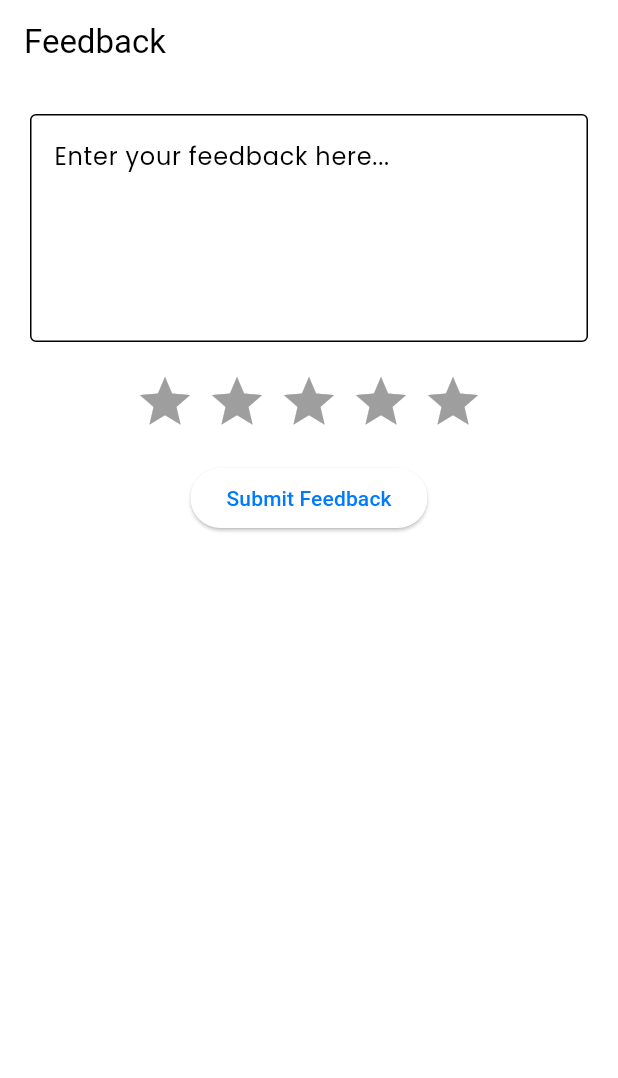
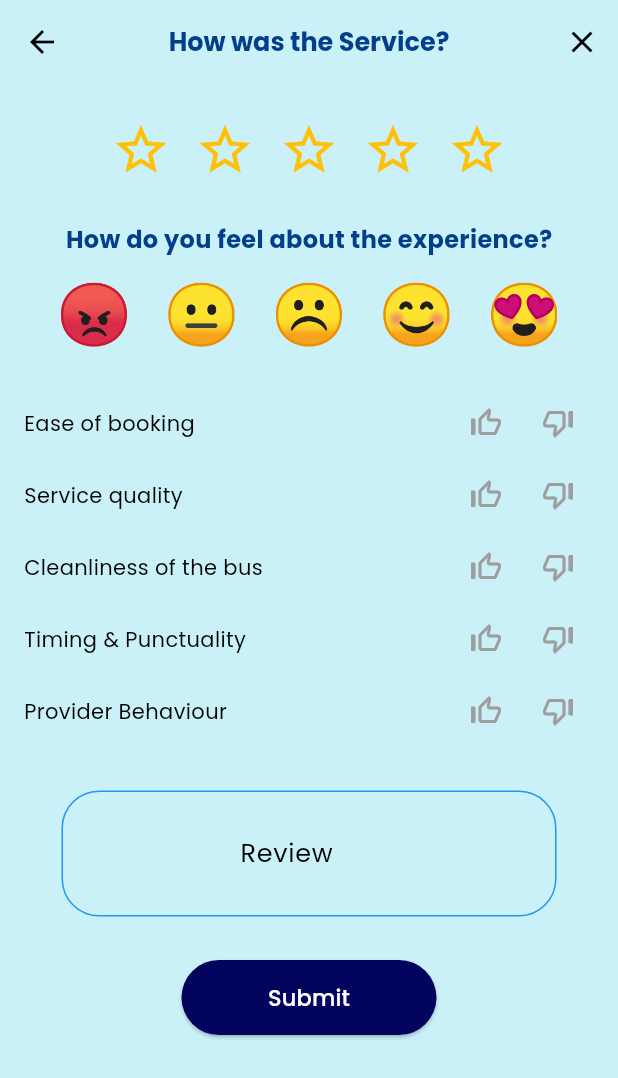
Before and after one commit to MuhamadAwaisKhan/Servtol-fyp, a Flutter app: the FeedbackScreen screen opened directly, on a phone screen of 412 x 824 dp. Shown: the top 1078 px of the screen. Run offline on Flutter 3.47's test engine with Material 3 defaults, Android fonts, the phone set to English and light mode, and no system bars; drawn by our look-alikes of flutter_rating_bar; our stand-ins replace carousel_slider, cloud_firestore, firebase_auth, firebase_core, firebase_messaging, firebase_storage and 15 more; missing offline and left inert: firebase_app_check; accounts and stored records are empty; project files that could hold a hidden picture were left out.

Commit message:
project lastsemester and few days before external commit with big dreams and full of challenges

```diff
--- /dev/null
+++ b/lib/feedbackscreen.dart
@@ -0,0 +1,239 @@
+import 'package:flutter/material.dart';
+import 'package:fluttertoast/fluttertoast.dart';
+import 'package:servtol/util/AppColors.dart';
+import 'package:servtol/util/uihelper.dart';
+
+class FeedbackScreen extends StatefulWidget {
+  const FeedbackScreen({Key? key}) : super(key: key);
+
+  @override
+  State<FeedbackScreen> createState() => _FeedbackScreenState();
+}
+
+class _FeedbackScreenState extends State<FeedbackScreen> {
+  int _rating = 0;
+  int _selectedEmojiIndex = -1; // To track the selected emoji
+
+  Map<String, int> _feedback = {
+    'Ease of booking': 0,
+    'Service quality': 0,
+    'Cleanliness of the bus': 0,
+    'Timing & Punctuality': 0,
+    'Provider Behaviour': 0,
+  };
+
+  final _notesController = TextEditingController();
+
+  // Emoji set and labels
+  List<String> emojis = ['😡', '😐', '☹️', '😊', '😍'];
+  List<String> emojiLabels = ['Angry', 'Neutral', 'Sad', 'Good', 'Love'];
+
+// Define colors that relate to each emoji
+  List<Color> emojiColors = [
+    Colors.red, // Angry
+    Colors.orange, // Neutral
+    Colors.amber, // Sad
+    Colors.blue, // Good
+    Colors.pinkAccent // Love
+  ];
+
+  @override
+  Widget build(BuildContext context) {
+    return Scaffold(
+      appBar: AppBar(
+        leading: IconButton(
+          icon: Icon(Icons.arrow_back),
+          onPressed: () => Navigator.of(context).pop(),
+        ),
+        title: Text(
+          'How was the Service?',
+          style: TextStyle(fontFamily: 'Poppins',fontSize: 17,fontWeight: FontWeight.bold,
+          color: AppColors.heading,),
+        ),
+        actions: [
+          IconButton(
+            icon: Icon(Icons.close),
+            onPressed: () => Navigator.of(context)..pop()..pop(),
+          ),
+        ],
+        centerTitle: true,
+        backgroundColor: AppColors.background,
+      ),
+      backgroundColor: AppColors.background,
+      body: SingleChildScrollView(
+        child: Padding(
+          padding: const EdgeInsets.all(16.0),
+          child: Column(
+            children: [
+              // Star rating
+              Row(
+                mainAxisAlignment: MainAxisAlignment.center,
+                children: List.generate(5, (index) {
+                  return IconButton(
+                    onPressed: () {
+                      setState(() {
+                        _rating = index + 1;
+                      });
+                    },
+                    icon: Icon(size: 40,
+                      index < _rating ? Icons.star : Icons.star_border,
+                      color: Colors.amber,
+                    ),
+                  );
+                }),
+              ),
+              SizedBox(height: 20),
+
+              // Emoji selection below the star rating
+              Column(
+                children: [
+                  Text(
+                    'How do you feel about the experience?',
+                    style: TextStyle(fontFamily: 'Poppins', fontSize: 16,fontWeight: FontWeight.bold,color: AppColors.heading),
+                  ),
+                  SizedBox(height: 10),
+                  Row(
+                    mainAxisAlignment: MainAxisAlignment.spaceEvenly,
+                    children: List.generate(emojis.length, (index) {
+                      return GestureDetector(
+                        onTap: () {
+                          setState(() {
+                            _selectedEmojiIndex = index;
+                          });
+                        },
+                        child: Column(
+                          children: [
+                            Text(
+                              emojis[index],
+                              style: TextStyle(
+                                fontSize: 40,
+                                fontFamily: 'Poppins',
+                                color: _selectedEmojiIndex == index
+                                    ? emojiColors[index]
+                                    : Colors.black,
+                              ),
+                            ),
+                            if (_selectedEmojiIndex == index)
+                              Text(
+                                emojiLabels[index],
+                                style: TextStyle(
+                                  fontSize: 12,
+                                  fontFamily: 'Poppins',
+                                  color: emojiColors[index], // Set color based on the emoji
+                                  fontWeight: FontWeight.bold,
+                                ),
+                              ),
+                          ],
+                        ),
+                      );
+                    }),
+                  ),
+                ],
+              ),
+              SizedBox(height: 20),
+
+              // Feedback options with thumbs up/down
+              ..._feedback.keys.map((option) {
+                return Row(
+                  children: [
+                    Text(
+                      option,
+                      style: TextStyle(fontFamily: 'Poppins'),
+                    ),
+                    Spacer(),
+                    IconButton(
+                      onPressed: () {
+                        setState(() {
+                          _feedback[option] = 1;
+                        });
+                      },
+                      icon: Icon(
+                        _feedback[option] == 1
+                            ? Icons.thumb_up
+                            : Icons.thumb_up_off_alt,
+                        color:
+                            _feedback[option] == 1 ? Colors.green : Colors.grey,
+                      ),
+                    ),
+                    IconButton(
+                      onPressed: () {
+                        setState(() {
+                          _feedback[option] = -1;
+                        });
+                      },
+                      icon: Icon(
+                        _feedback[option] == -1
+                            ? Icons.thumb_down
+                            : Icons.thumb_down_off_alt,
+                        color:
+                            _feedback[option] == -1 ? Colors.red : Colors.grey,
+                      ),
+                    ),
+                  ],
+                );
+              }).toList(),
+              SizedBox(height: 20),
+
+              // Add a note
+              uihelper.customDescriptionField1(_notesController, "Review"),
+              SizedBox(height: 20),
+
+              // Submit button
+              uihelper.CustomButton1(() {
+                // TODO: Handle feedback submission
+                print('Rating: $_rating');
+                print(
+                    'Selected Emoji: ${_selectedEmojiIndex >= 0 ? emojiLabels[_selectedEmojiIndex] : 'None'}');
+                print('Feedback: $_feedback');
+                print('Notes: ${_notesController.text}');
+                // // Show Snackbar
+                // Fluttertoast.showToast(
+                //   msg: "Thanks for the feedback!",
+                //   toastLength: Toast.LENGTH_SHORT,
+                //   gravity: ToastGravity.BOTTOM,
+                //   backgroundColor: Colors.green,
+                //   textColor: Colors.white,
+                //   fontSize: 16.0,
+                // );
+
+
+                //   SnackBar(
+                //     content: Text(
+                //       'Thanks for the feedback!',
+                //       style: TextStyle(fontFamily: 'Poppins'),
+                //     ),
+                //     backgroundColor: Colors.green,
+                //     duration: Duration(seconds: 2),
+                //   ),
+                // );
+                showDialog(
+                    context: context,
+                    builder: (BuildContext context)
+                {
+                  return AlertDialog(
+                    title: Text(
+                        'Thank You!', style: TextStyle(fontFamily: 'Poppins')),
+                    content: Text(
+                      'Thanks for the feedback!',
+                      style: TextStyle(fontFamily: 'Poppins'),
+                    ),
+                    actions: <Widget>[
+                      TextButton(
+                        child: Text('OK', style: TextStyle(
+                            fontFamily: 'Poppins')),
+                        onPressed: () {
+                          Navigator.of(context)..pop()..pop()..pop(); // Close the dialog
+                        },
+                      ),
+                    ],
+                  );
+                },
+                );
+              }, "Submit", 50, 170),
+            ],
+          ),
+        ),
+      ),
+    );
+  }
+}
--- a/lib/main.dart
+++ b/lib/main.dart
@@ -3,7 +3,7 @@ import 'package:firebase_core/firebase_core.dart';
 import 'package:servtol/main%20login.dart';
 import 'package:servtol/startscreen.dart';
 import 'package:servtol/tester%20file.dart';
-import 'package:servtol/text.dart';
+import 'package:servtol/feedbackscreen.dart';
 import 'package:servtol/util/theme.dart';
 import 'firebase_options.dart';
 import 'package:flutter/foundation.dart';
@@ -67,7 +67,7 @@ Future <void> main() async {
     // myapptesting(),
       startingscreen(),
     // MyApp(),
-    // FeedbackAndReview(),
+    // FeedbackScreen(),
     //     tester(),
     //  mainlogin(),
     //   BookServiceScreen(service: widget.service),
--- a/lib/text.dart
+++ /dev/null
@@ -1,196 +0,0 @@
-import 'package:flutter/material.dart';
-import 'package:flutter_rating_bar/flutter_rating_bar.dart';
-
-
-
-class MyApp extends StatelessWidget {
-  const MyApp({Key? key}) : super(key: key);
-
-  @override
-  Widget build(BuildContext context) {
-    return MaterialApp(
-      title: 'Feedback App',
-      theme: ThemeData(
-        primarySwatch: Colors.blue,
-      ),
-      home: const FeedbackScreen(),
-    );
-  }
-}
-
-class FeedbackScreen extends StatefulWidget {
-  const FeedbackScreen({Key? key}) : super(key: key);
-
-  @override
-  State<FeedbackScreen> createState() => _FeedbackScreenState();
-}
-
-class _FeedbackScreenState extends State<FeedbackScreen> {
-  final TextEditingController _textController = TextEditingController();
-  double _rating = 0;
-
-  @override
-  Widget build(BuildContext context) {
-    return Scaffold(
-      appBar: AppBar(
-        title: const Text('Feedback'),
-      ),
-      body: Padding(
-        padding: const EdgeInsets.all(20.0),
-        child: Column(
-          children: [
-            // Text Input for Feedback
-            TextField(
-              controller: _textController,
-              maxLines: 5,
-              decoration: const InputDecoration(
-                hintText: 'Enter your feedback here...',
-                border: OutlineInputBorder(),
-              ),
-            ),
-            const SizedBox(height: 20),
-
-            // Star Rating
-            RatingBar.builder(
-              initialRating: _rating,
-              minRating: 1,
-              direction: Axis.horizontal,
-              allowHalfRating: true,
-              itemCount: 5,
-              itemPadding: const EdgeInsets.symmetric(horizontal: 4.0),
-              itemBuilder: (context, _) => const Icon(
-                Icons.star,
-                color: Colors.amber,
-              ),
-              onRatingUpdate: (rating) {
-                setState(() {
-                  _rating = rating;
-                });
-              },
-            ),
-            const SizedBox(height: 20),
-
-            // Submit Button
-            ElevatedButton(
-              onPressed: () {
-                // Here you can process the feedback
-                String feedbackText = _textController.text;
-                double rating = _rating;
-                print('Feedback: $feedbackText');
-                print('Rating: $rating');
-                // TODO: Send feedback to your server or perform other actions
-                // You can show a snackbar or dialog to confirm submission
-                ScaffoldMessenger.of(context).showSnackBar(
-                  SnackBar(content: Text('Feedback submitted! (Rating: $rating)')),
-                );
-              },
-              child: const Text('Submit Feedback'),
-            ),
-          ],
-        ),
-      ),
-    );
-  }
-}
-
-
-
-// import 'package:flutter/material.dart';
-
-
-// class FeedbackAndReview extends StatefulWidget {
-//   @override
-//   _FeedbackAndReviewState createState() => _FeedbackAndReviewState();
-// }
-//
-// class _FeedbackAndReviewState extends State<FeedbackAndReview> {
-//   int _rating = 0; // Holds the star rating (1-5)
-//   final TextEditingController _feedbackController = TextEditingController();
-//
-//   void _setRating(int rating) {
-//     setState(() {
-//       _rating = rating;
-//     });
-//   }
-//
-//   @override
-//   void dispose() {
-//     _feedbackController.dispose(); // Dispose the controller to avoid memory leaks
-//     super.dispose();
-//   }
-//
-//   @override
-//   Widget build(BuildContext context) {
-//     return Scaffold(
-//       appBar: AppBar(
-//         title: Text('Feedback & Review'),
-//         centerTitle: true,
-//         backgroundColor: Colors.blueAccent,
-//       ),
-//       body: Padding(
-//         padding: const EdgeInsets.all(16.0),
-//         child: Column(
-//           crossAxisAlignment: CrossAxisAlignment.start,
-//           children: [
-//             Text(
-//               'How was your experience?',
-//               style: TextStyle(
-//                 fontSize: 20,
-//                 fontWeight: FontWeight.bold,
-//               ),
-//             ),
-//             SizedBox(height: 16),
-//             Row(
-//               children: List.generate(5, (index) {
-//                 return IconButton(
-//                   onPressed: () {
-//                     _setRating(index + 1);
-//                   },
-//                   icon: Icon(
-//                     index < _rating ? Icons.star : Icons.star_border,
-//                     color: Colors.amber,
-//                     size: 40,
-//                   ),
-//                 );
-//               }),
-//             ),
-//             SizedBox(height: 16),
-//             TextField(
-//               controller: _feedbackController,
-//               maxLines: 5,
-//               decoration: InputDecoration(
-//                 labelText: 'Your feedback',
-//                 border: OutlineInputBorder(),
-//                 hintText: 'Please share your experience',
-//               ),
-//             ),
-//             SizedBox(height: 20),
-//             Center(
-//               child: ElevatedButton(
-//                 onPressed: () {
-//                   if (_rating == 0) {
-//                     ScaffoldMessenger.of(context).showSnackBar(
-//                       SnackBar(content: Text('Please provide a star rating')),
-//                     );
-//                   } else {
-//                     // Handle submission of feedback and rating
-//                     String feedback = _feedbackController.text;
-//                     print('Rating: $_rating');
-//                     print('Feedback: $feedback');
-//                     // You can now send the feedback and rating to your backend or Firestore
-//
-//                     // Show confirmation to user
-//                     ScaffoldMessenger.of(context).showSnackBar(
-//                       SnackBar(content: Text('Thank you for your feedback!')),
-//                     );
-//                   }
-//                 },
-//                 child: Text('Submit'),
-//               ),
-//             ),
-//           ],
-//         ),
-//       ),
-//     );
-//   }
-// }
--- a/pubspec.yaml
+++ b/pubspec.yaml
@@ -78,6 +78,10 @@ dev_dependencies:
   # package. See that file for information about deactivating specific lint
   # rules and activating additional ones.
   flutter_lints: ^4.0.0
+  flutter_launcher_icons: ^0.14.1
+#  flutter_icons:
+#    android: true
+#    image_path: "assets/images/startlogo1.gif"
 
 # For information on the generic Dart part of this file, see the
 # following page: https://dart.dev/tools/pub/pubspec
```
Also changed, not shown: lib/bookingcustomerdetail.dart (+7 -11 lines), lib/bookingproviderdetail.dart (+8 -6 lines), lib/notificationcustomer.dart (+34 -10 lines), pubspec.lock, 5 other files.
